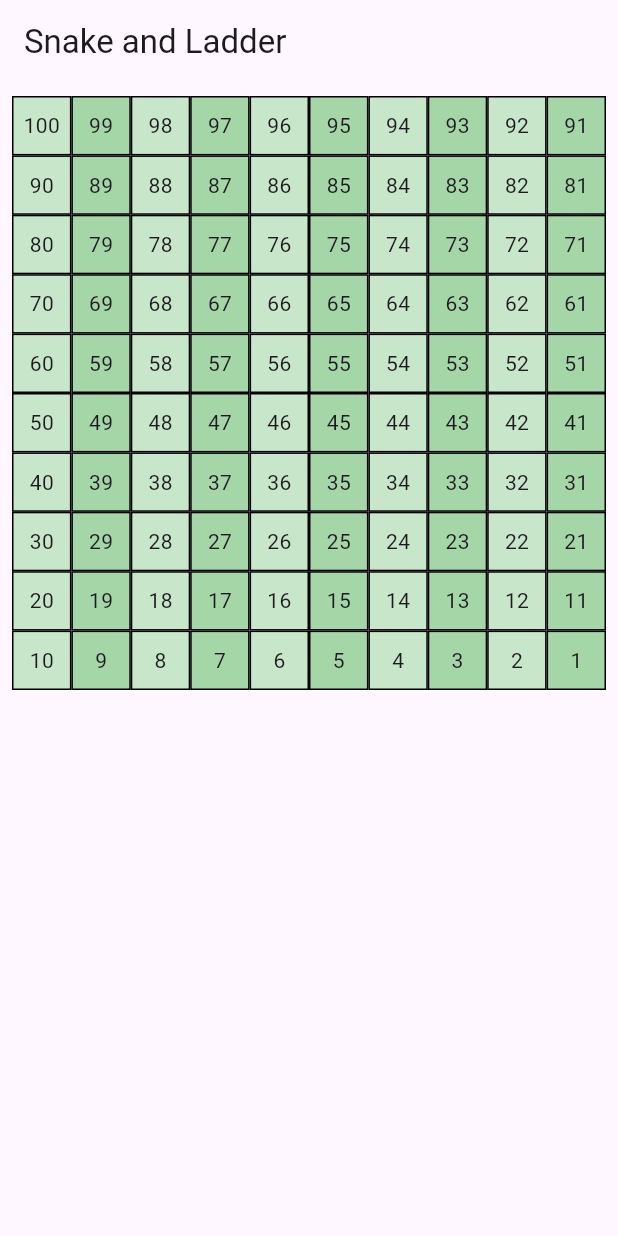
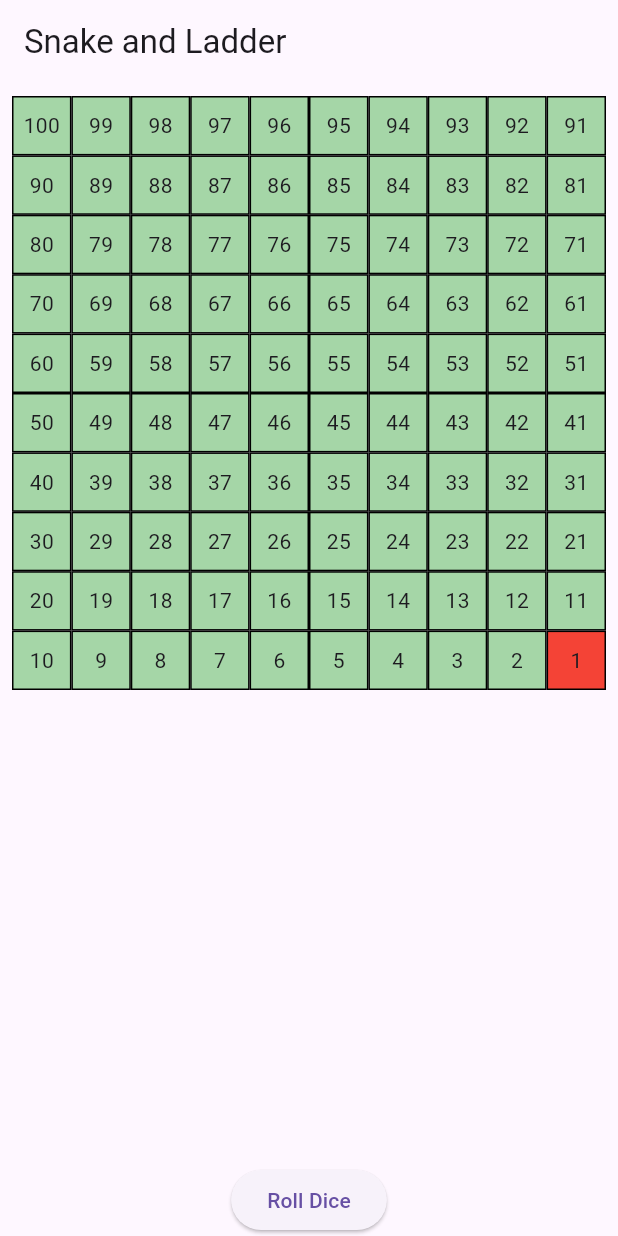
Before and after one commit to spyguyrajat/snake_ladder_game, a Flutter app: the screen it shows after launch, on a phone screen of 412 x 824 dp. Run offline on Flutter 3.47's test engine with Material 3 defaults, Android fonts, the phone set to English and light mode, and no system bars.

Commit message:
add Dice button

```diff
--- a/lib/main.dart
+++ b/lib/main.dart
@@ -17,14 +17,33 @@ class MyApp extends StatelessWidget {
   }
 }
 
-class GameScreen extends StatelessWidget {
+class GameScreen extends StatefulWidget {
   const GameScreen({super.key});
+
+  @override
+  State<GameScreen> createState() => _GameScreenState();
+}
+
+class _GameScreenState extends State<GameScreen> {
+  int playerPosition = 1;
+
+  void rollDice() {
+    setState(() {
+      int dice = (1 + (6 * (DateTime.now().millisecondsSinceEpoch % 6) / 6))
+          .floor();
+      playerPosition += dice;
+      if (playerPosition > 100) playerPosition = 100;
+    });
+  }
 
   @override
   Widget build(BuildContext context) {
     return Scaffold(
       appBar: AppBar(title: const Text("Snake and Ladder")),
-      body: GridView.builder(
+      body: Column(
+        children: [
+          Expanded(
+            child: GridView.builder(
               padding: const EdgeInsets.all(8),
               itemCount: 100,
               gridDelegate: const SliverGridDelegateWithFixedCrossAxisCount(
@@ -32,15 +51,21 @@ class GameScreen extends StatelessWidget {
               ),
               itemBuilder: (context, index) {
                 int cellNumber = 100 - index;
+                bool isPlayerHere = cellNumber == playerPosition;
+
                 return Container(
                   decoration: BoxDecoration(
                     border: Border.all(color: Colors.black),
-              color: index % 2 == 0 ? Colors.green[100] : Colors.green[200],
+                    color: isPlayerHere ? Colors.red : Colors.green[200],
                   ),
                   child: Center(child: Text(cellNumber.toString())),
                 );
               },
             ),
+          ),
+          ElevatedButton(onPressed: rollDice, child: const Text("Roll Dice")),
+        ],
+      ),
     );
   }
 }
```
Lines whose indentation alone changed are shown as unchanged.
